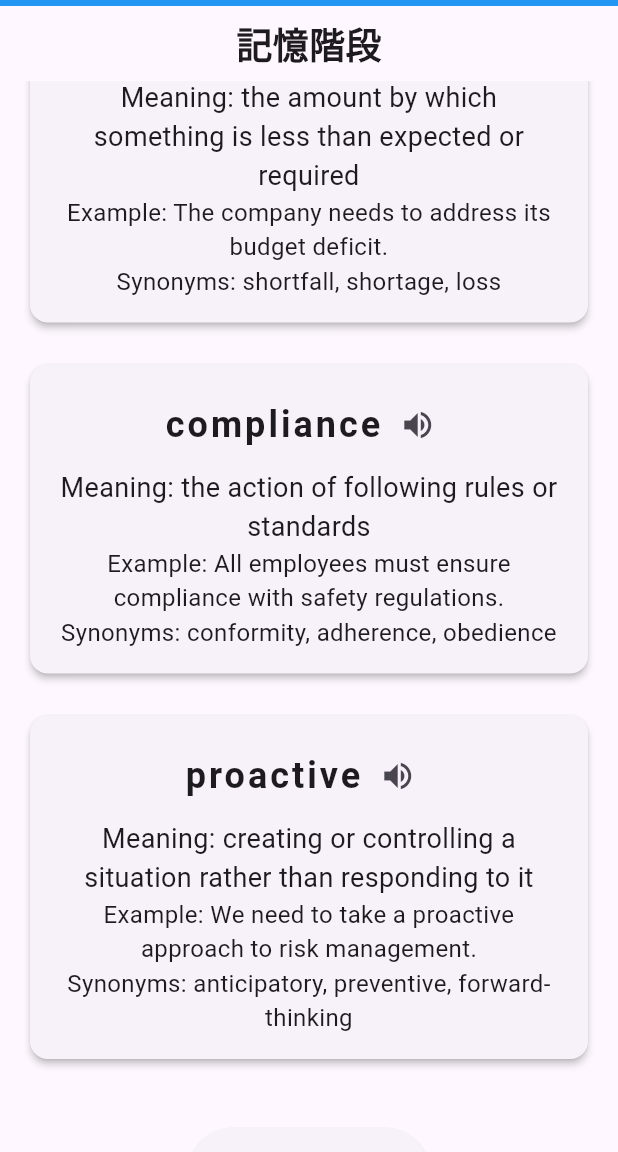
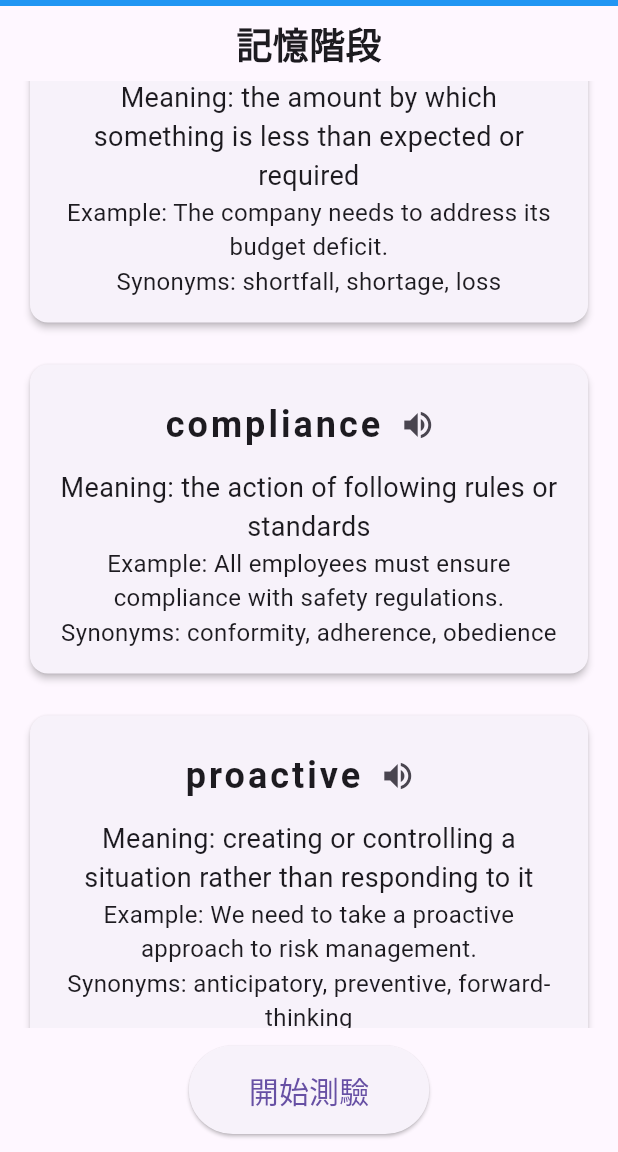
Before and after one commit to ss945601/english_tutor, a Flutter app: the GameScreen screen opened directly, scrolled down 576 dp, after a tap on the "volume up" icon, on a phone screen of 412 x 824 dp, the part 84-1236 px from its top. Run offline on Flutter 3.47's test engine with Material 3 defaults, Android fonts, the phone set to English and light mode, and no system bars; our stand-ins replace flutter_tts.

Commit message:
Optimize performance: improve TTS service, widget rebuilds, and list rendering
Co-authored-by: ss945601 <20886457+ss945601@users.noreply.github.com>

```diff
--- a/lib/screens/game_screen.dart
+++ b/lib/screens/game_screen.dart
@@ -29,6 +29,7 @@ class _GameScreenState extends State<GameScreen> with TickerProviderStateMixin {
   bool showAnswer = false;
   List<ToeicWord> correctWords = [];
   List<ToeicWord> incorrectWords = [];
+  late String currentHintWord;
 
   final TtsService ttsService = TtsService();
 
@@ -36,23 +37,26 @@ class _GameScreenState extends State<GameScreen> with TickerProviderStateMixin {
   void initState() {
     super.initState();
     _initializeGame();
+    ttsService.initTts(); // Initialize TTS early
     _controller = AnimationController(
       duration: const Duration(seconds: 30),
       vsync: this,
     );
-    _controller.addListener(() {
-      if (_controller.isCompleted && isTimerActive) {
+    _controller.addStatusListener(_onTimerStatusChanged);
+  }
+
+  void _onTimerStatusChanged(AnimationStatus status) {
+    if (status == AnimationStatus.completed && isTimerActive) {
       if (currentWordIndex < gameWords.length - 1) {
         _moveToNextWord();
       } else {
         _showGameOver();
       }
     }
-    });
   }
 
   String _getHintWord() {
-    return hintWords[currentWord.word] ?? '';
+    return currentHintWord;
   }
 
   void _generateHintWords() {
@@ -88,6 +92,7 @@ class _GameScreenState extends State<GameScreen> with TickerProviderStateMixin {
     correctWords = [];
     incorrectWords = [];
     _generateHintWords();
+    currentHintWord = hintWords[currentWord.word] ?? '';
   }
 
   void _moveToNextWord() {
@@ -102,6 +107,7 @@ class _GameScreenState extends State<GameScreen> with TickerProviderStateMixin {
       shuffledLetters = currentWord.word.split('')..shuffle();
       selectedLetters = [];
       showAnswer = false;
+      currentHintWord = hintWords[currentWord.word] ?? '';
       _controller.reset();
       _controller.forward();
     });
@@ -148,6 +154,7 @@ class _GameScreenState extends State<GameScreen> with TickerProviderStateMixin {
       shuffledLetters = currentWord.word.split('')..shuffle();
       selectedLetters = [];
       showAnswer = false;
+      currentHintWord = hintWords[currentWord.word] ?? '';
       isTimerActive = true;
       _controller.reset();
       _controller.forward();
@@ -180,10 +187,13 @@ class _GameScreenState extends State<GameScreen> with TickerProviderStateMixin {
   }
 
   void _onLetterSelected(String letter) {
+    final index = shuffledLetters.indexOf(letter);
+    if (index != -1) {
       setState(() {
         selectedLetters.add(letter);
-      shuffledLetters.remove(letter);
+        shuffledLetters.removeAt(index);
       });
+    }
   }
 
   void _onUndo() {
--- a/lib/services/tts_service.dart
+++ b/lib/services/tts_service.dart
@@ -4,8 +4,12 @@ import 'package:flutter_tts/flutter_tts.dart';
 class TtsService {
   final FlutterTts _flutterTts = FlutterTts();
   bool _ttsInitialized = false;
+  bool _isInitializing = false;
 
   Future<void> initTts() async {
+    if (_ttsInitialized || _isInitializing) return;
+
+    _isInitializing = true;
     try {
       await _flutterTts.setLanguage('en-US');
       await _flutterTts.setSpeechRate(0.5);
@@ -15,13 +19,17 @@ class TtsService {
     } catch (e) {
       debugPrint('TTS initialization failed: $e');
       _ttsInitialized = false;
+    } finally {
+      _isInitializing = false;
     }
   }
 
   Future<void> speakWord(String word) async {
-    if (!_ttsInitialized) {
+    if (!_ttsInitialized && !_isInitializing) {
       await initTts();
     }
+    if (!_ttsInitialized) return;
+
     try {
       await _flutterTts.speak(word);
     } catch (e) {
--- a/lib/widgets/memory_phase_widget.dart
+++ b/lib/widgets/memory_phase_widget.dart
@@ -16,12 +16,14 @@ class MemoryPhaseWidget extends StatelessWidget {
 
   @override
   Widget build(BuildContext context) {
-    return SingleChildScrollView(
-      child: Column(
+    return Column(
       children: [
-...gameWords
-    .map(
-      (word) => Padding(
+        Expanded(
+          child: ListView.builder(
+            itemCount: gameWords.length,
+            itemBuilder: (context, index) {
+              final word = gameWords[index];
+              return Padding(
                 padding: const EdgeInsets.symmetric(
                   vertical: 10,
                   horizontal: 16,
@@ -73,10 +75,10 @@ class MemoryPhaseWidget extends StatelessWidget {
                     ),
                   ),
                 ),
+              );
+            },
           ),
-    )
-    .toList(),
-          const SizedBox(height: 20),
+        ),
         Padding(
           padding: const EdgeInsets.symmetric(horizontal: 16, vertical: 12),
           child: ElevatedButton(
@@ -94,7 +96,6 @@ class MemoryPhaseWidget extends StatelessWidget {
           ),
         ),
       ],
-      ),
     );
   }
 }
```
Also changed, not shown: lib/widgets/result_dialog.dart (+12 -4 lines), lib/widgets/test_phase_widget.dart (+16 -12 lines). Lines whose indentation alone changed are shown as unchanged.
